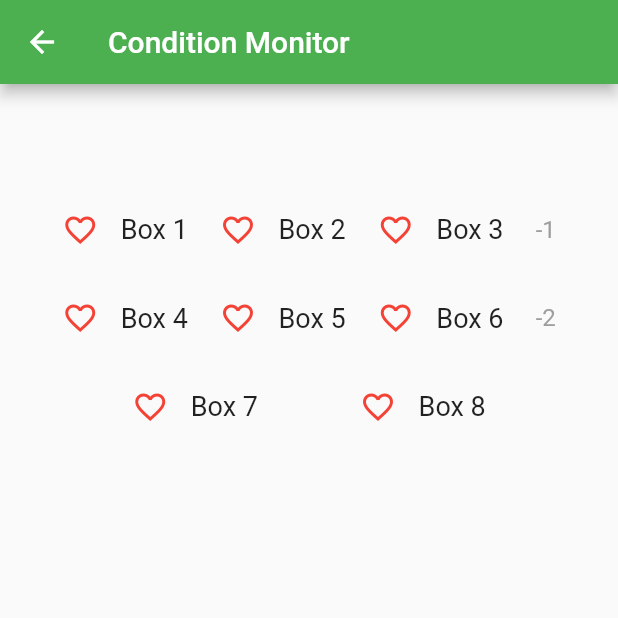
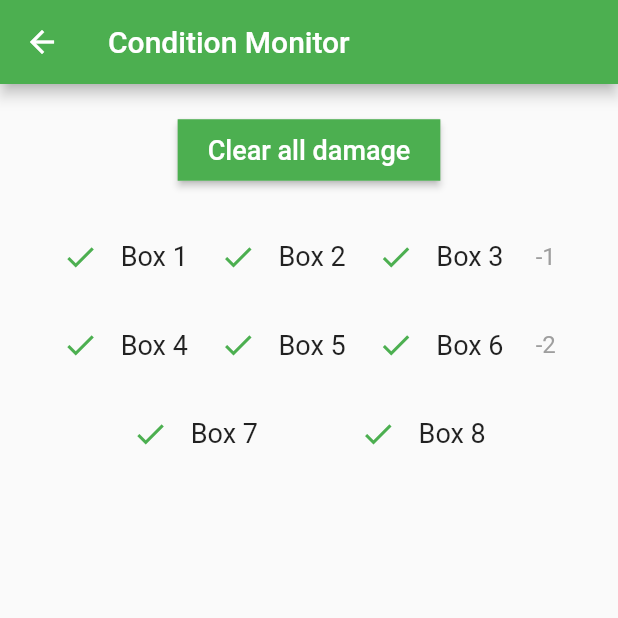
Before and after one commit to Celeo/cyberdeck-helper, a Flutter app: the screen it shows after launch, after a tap on the "favorite outline" icon, on a phone screen of 412 x 824 dp, the top half of it. Run offline on Flutter 3.47's test engine with Material 2 defaults, Android fonts, the phone set to English and light mode, and no system bars; our stand-ins replace shared_preferences.

Commit message:
Better condition monitor

```diff
--- a/lib/views/condition_monitor.dart
+++ b/lib/views/condition_monitor.dart
@@ -35,10 +35,9 @@ class _ViewConditionMonitorState extends State<ViewConditionMonitor> {
         child: Row(
           children: <Widget>[
             Icon(
-              config.conditionMonitor > index
-                  ? Icons.favorite
-                  : Icons.favorite_border,
-              color: Colors.red,
+              config.conditionMonitor > index ? Icons.warning : Icons.done,
+              color:
+                  config.conditionMonitor > index ? Colors.red : Colors.green,
             ),
             Padding(
               padding: EdgeInsets.only(left: 15.0),
@@ -63,22 +62,39 @@ class _ViewConditionMonitorState extends State<ViewConditionMonitor> {
         : 0;
     final maxBoxes = (rating / 2).ceil() + 8;
     debugPrint('Max boxes is $maxBoxes; that is ${(maxBoxes / 3).ceil()} rows');
+    final rows = new List<int>.generate((maxBoxes / 3).ceil(), (i) => i)
+        .map((i) => _row(maxBoxes, i * 3 + 1))
+        .toList();
     return Scaffold(
       appBar: AppBar(
         title: Text('Condition Monitor'),
         backgroundColor: Colors.green,
       ),
       body: Padding(
-        padding: EdgeInsets.only(top: 50.0, right: 20.0, left: 20.0),
+        padding: EdgeInsets.only(top: 20.0, right: 20.0, left: 20.0),
         child: Column(
-          /*
-            Need a number of rows equal to (maxBoxes / 3).ceil()
-            Each row has up to 3 boxes, capping out at maxBoxes
-            Each row needs to start at i, and go to i + 3, which is where the next row starts
-          */
-          children: new List<int>.generate((maxBoxes / 3).ceil(), (i) => i)
-              .map((i) => _row(maxBoxes, i * 3 + 1))
-              .toList(),
+          children: new List.from([
+            RaisedButton(
+              child: Container(
+                decoration: BoxDecoration(color: Colors.green),
+                child: Text(
+                  'Clear all damage',
+                  style: TextStyle(
+                    fontSize: 18.0,
+                    color: Colors.white,
+                  ),
+                ),
+                padding: EdgeInsets.fromLTRB(20.0, 10.0, 20.0, 10.0),
+              ),
+              padding: EdgeInsets.all(0.0),
+              onPressed: () {
+                setState(() {
+                  config.conditionMonitor = 0;
+                });
+              },
+            ),
+          ])
+            ..addAll(rows),
         ),
       ),
     );
```
